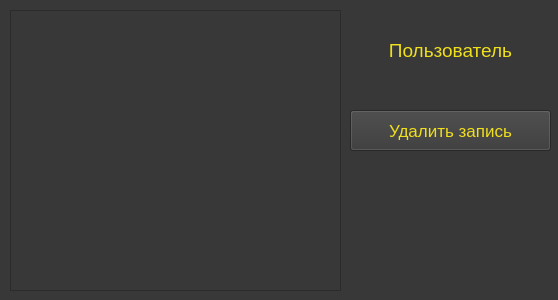
Before: the Qt Designer form recordings_window.ui in Dzhuks/typing_test, drawn with Qt 5.
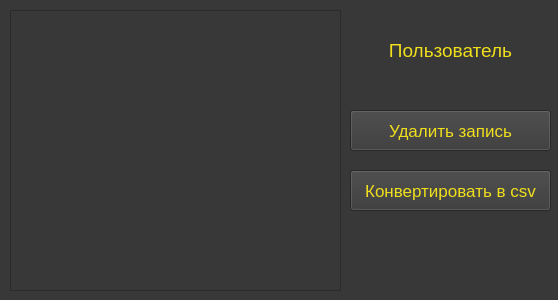
After: the same form once the commit is applied.

Commit message: Корректировка дизайна

What changed in the file:
```diff
--- a/recordings_window.ui
+++ b/recordings_window.ui
@@ -14,7 +14,8 @@
    <string>Form</string>
   </property>
   <property name="styleSheet">
-   <string notr="true">background-color: rgb(56, 56, 56);</string>
+   <string notr="true">background-color: rgb(56, 56, 56);
+color: rgb(240, 223, 28);</string>
   </property>
   <widget class="QTableWidget" name="recordings_table">
    <property name="geometry">
@@ -77,6 +78,24 @@
     <string>Удалить запись</string>
    </property>
   </widget>
+  <widget class="QPushButton" name="pushButton">
+   <property name="geometry">
+    <rect>
+     <x>350</x>
+     <y>170</y>
+     <width>201</width>
+     <height>41</height>
+    </rect>
+   </property>
+   <property name="font">
+    <font>
+     <pointsize>13</pointsize>
+    </font>
+   </property>
+   <property name="text">
+    <string>Конвертировать в csv</string>
+   </property>
+  </widget>
  </widget>
  <resources/>
  <connections/>
```
Left out of the diff: 4 changed lines with no effect on the pictures. The commit also changes 1 other file.
